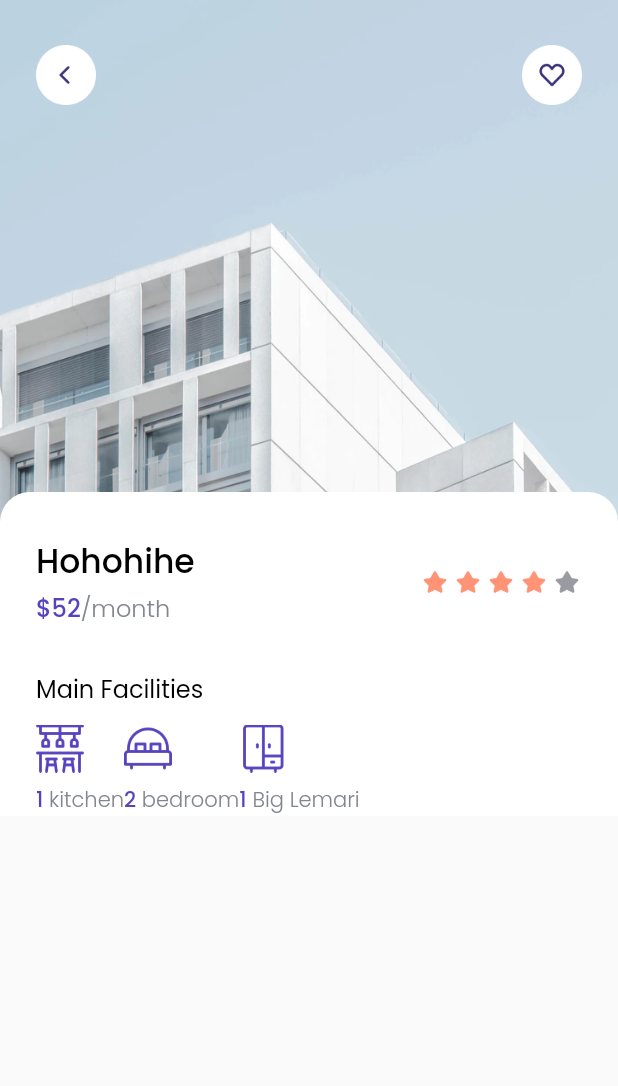
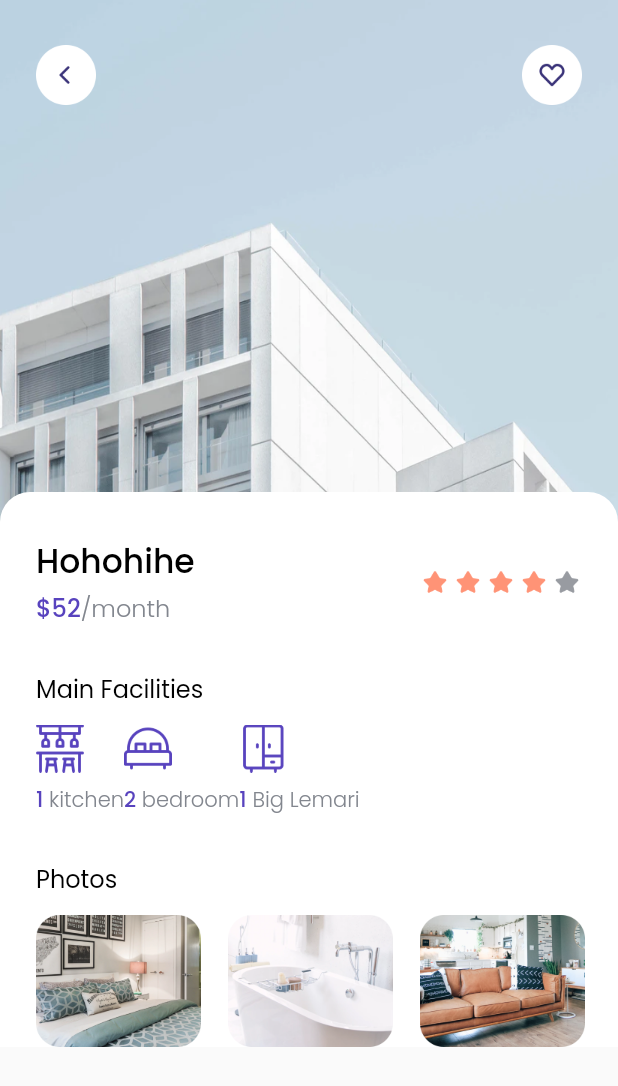
Before and after one commit to BennoAlif/cozy, a Flutter app: the DetailPage screen opened directly, on a phone screen of 412 x 824 dp. Shown: the top 1086 px of the screen. Run offline on Flutter 3.47's test engine with Material 2 defaults, Android fonts, the phone set to English and light mode, and no system bars; our stand-ins replace google_fonts.

Commit message:
[Detail Page] Photos

```diff
--- a/lib/pages/detail_page.dart
+++ b/lib/pages/detail_page.dart
@@ -177,6 +177,59 @@ class DetailPage extends StatelessWidget {
                           ],
                         ),
                       ),
+                      const SizedBox(
+                        height: 30,
+                      ),
+                      Padding(
+                        padding: EdgeInsets.only(left: edge),
+                        child: Text(
+                          "Photos",
+                          style: regularTextStyle.copyWith(
+                            fontSize: 16,
+                          ),
+                        ),
+                      ),
+                      const SizedBox(
+                        height: 12,
+                      ),
+                      Container(
+                        height: 88,
+                        child: ListView(
+                          scrollDirection: Axis.horizontal,
+                          children: [
+                            SizedBox(
+                              width: edge,
+                            ),
+                            Image.asset(
+                              'assets/photo1.png',
+                              width: 110,
+                              height: 88,
+                              fit: BoxFit.cover,
+                            ),
+                            const SizedBox(
+                              width: 18,
+                            ),
+                            Image.asset(
+                              'assets/photo2.png',
+                              width: 110,
+                              height: 88,
+                              fit: BoxFit.cover,
+                            ),
+                            const SizedBox(
+                              width: 18,
+                            ),
+                            Image.asset(
+                              'assets/photo3.png',
+                              width: 110,
+                              height: 88,
+                              fit: BoxFit.cover,
+                            ),
+                            SizedBox(
+                              width: edge,
+                            ),
+                          ],
+                        ),
+                      ),
                     ],
                   ),
                 )
```
